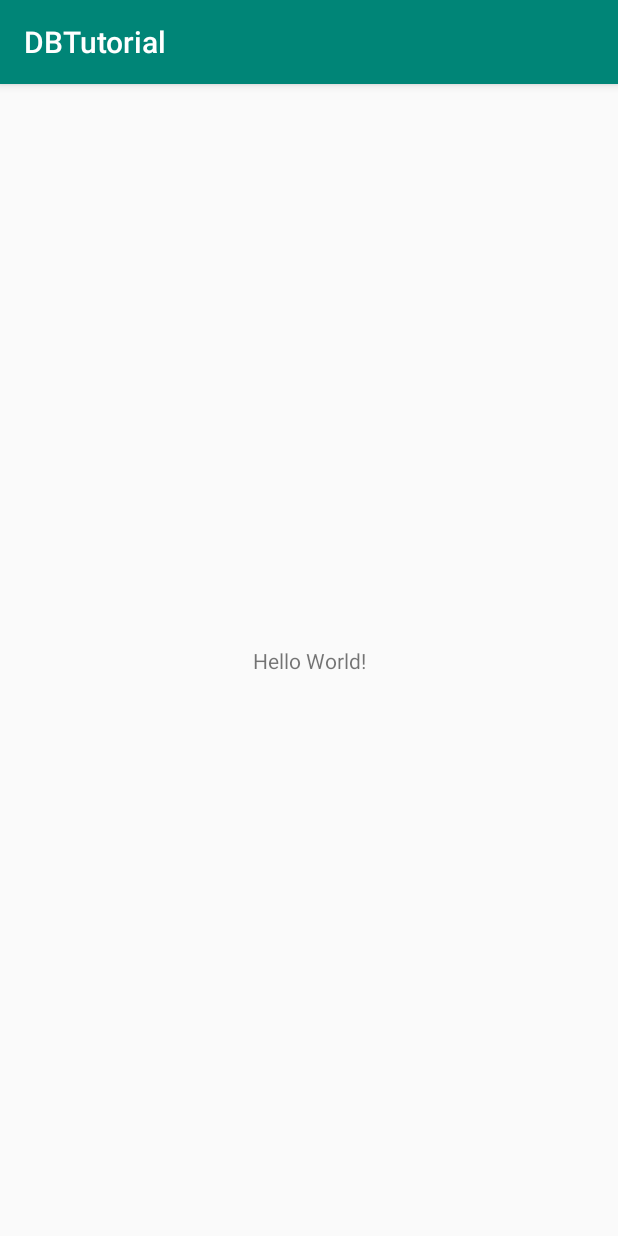
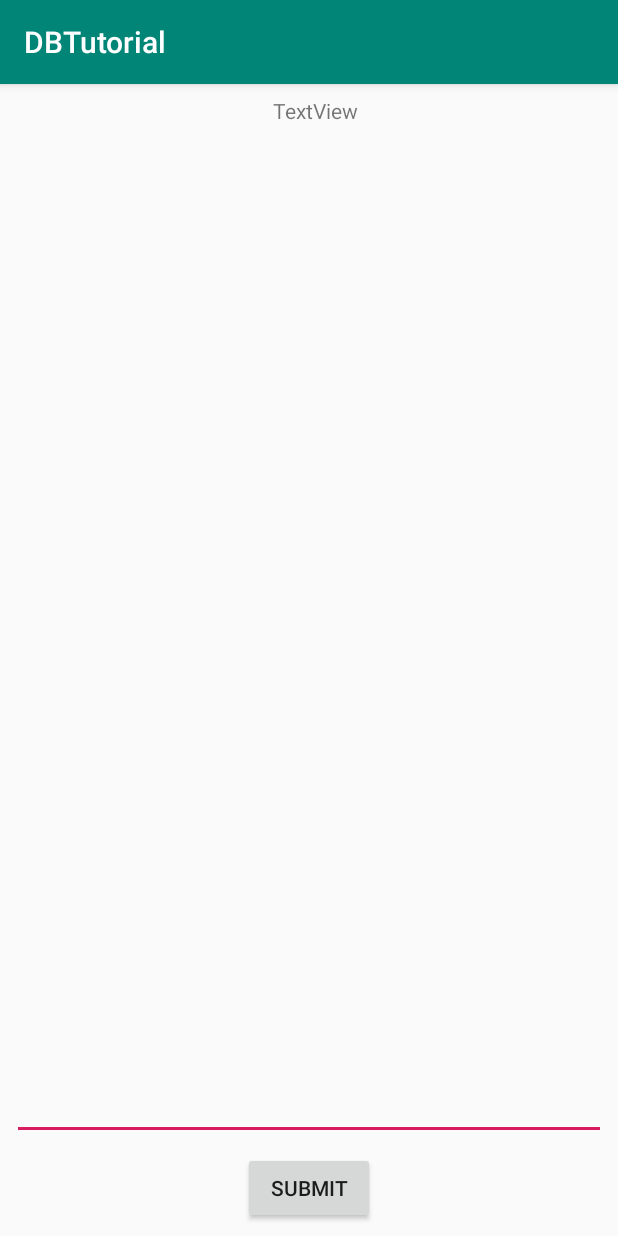
Before and after one commit to duffyevan/CS4518_Project3, an Android app: the screen it shows after launch (MainActivity), on a phone screen of 412 x 824 dp. Run offline under Robolectric (Android 15) with nearby library versions, the phone set to English and light mode, and no system bars.

Commit message:
Added UI

```diff
--- a/app/src/main/java/com/evan/dbtutorial/MainActivity.java
+++ b/app/src/main/java/com/evan/dbtutorial/MainActivity.java
@@ -9,5 +9,11 @@ public class MainActivity extends AppCompatActivity {
     protected void onCreate(Bundle savedInstanceState) {
         super.onCreate(savedInstanceState);
         setContentView(R.layout.activity_main);
+        LogEntryDbHelper mDBHelper = new LogEntryDbHelper(this);
+
+    }
+
+    protected void updateEntryCounter(int count){
+
     }
 }
--- a/app/src/main/res/layout/activity_main.xml
+++ b/app/src/main/res/layout/activity_main.xml
@@ -6,13 +6,41 @@
     android:layout_height="match_parent"
     tools:context=".MainActivity">
 
-    <TextView
+    <Button
+        android:id="@+id/button"
         android:layout_width="wrap_content"
         android:layout_height="wrap_content"
-        android:text="Hello World!"
+        android:layout_marginStart="8dp"
+        android:layout_marginEnd="8dp"
+        android:layout_marginBottom="8dp"
+        android:text="Submit"
         app:layout_constraintBottom_toBottomOf="parent"
-        app:layout_constraintLeft_toLeftOf="parent"
-        app:layout_constraintRight_toRightOf="parent"
+        app:layout_constraintEnd_toEndOf="parent"
+        app:layout_constraintStart_toStartOf="parent" />
+
+    <TextView
+        android:id="@+id/textView"
+        android:layout_width="wrap_content"
+        android:layout_height="wrap_content"
+        android:layout_marginStart="8dp"
+        android:layout_marginTop="8dp"
+        android:text="TextView"
+        app:layout_constraintEnd_toEndOf="parent"
+        app:layout_constraintStart_toStartOf="parent"
         app:layout_constraintTop_toTopOf="parent" />
 
+    <EditText
+        android:id="@+id/editText"
+        android:layout_width="0dp"
+        android:layout_height="0dp"
+        android:layout_marginStart="8dp"
+        android:layout_marginTop="8dp"
+        android:layout_marginEnd="8dp"
+        android:layout_marginBottom="8dp"
+        android:ems="10"
+        android:inputType="textMultiLine"
+        app:layout_constraintBottom_toTopOf="@+id/button"
+        app:layout_constraintEnd_toEndOf="parent"
+        app:layout_constraintStart_toStartOf="parent"
+        app:layout_constraintTop_toBottomOf="@+id/textView" />
 </android.support.constraint.ConstraintLayout>
```
